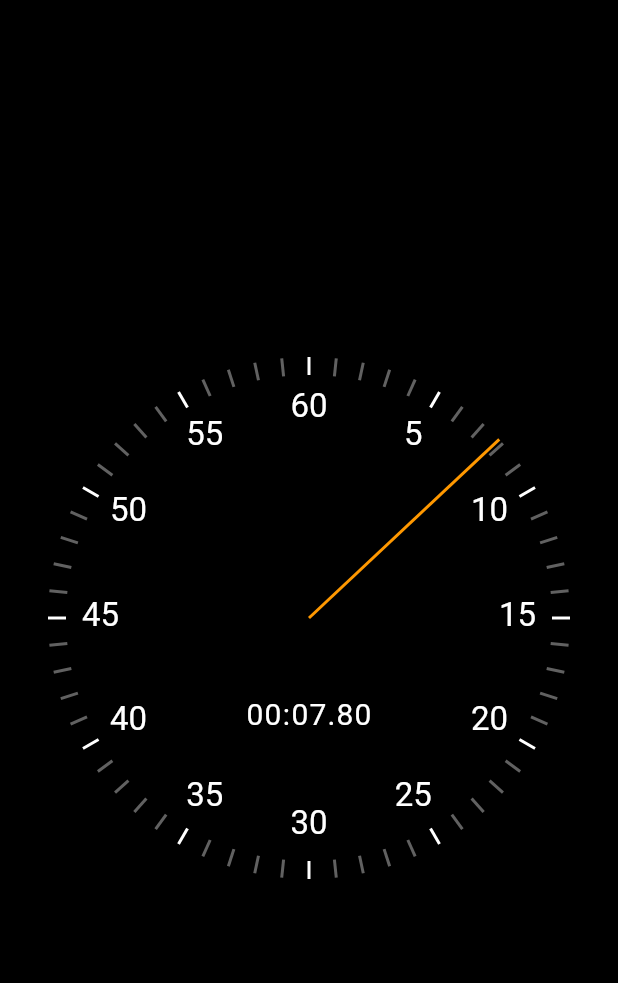
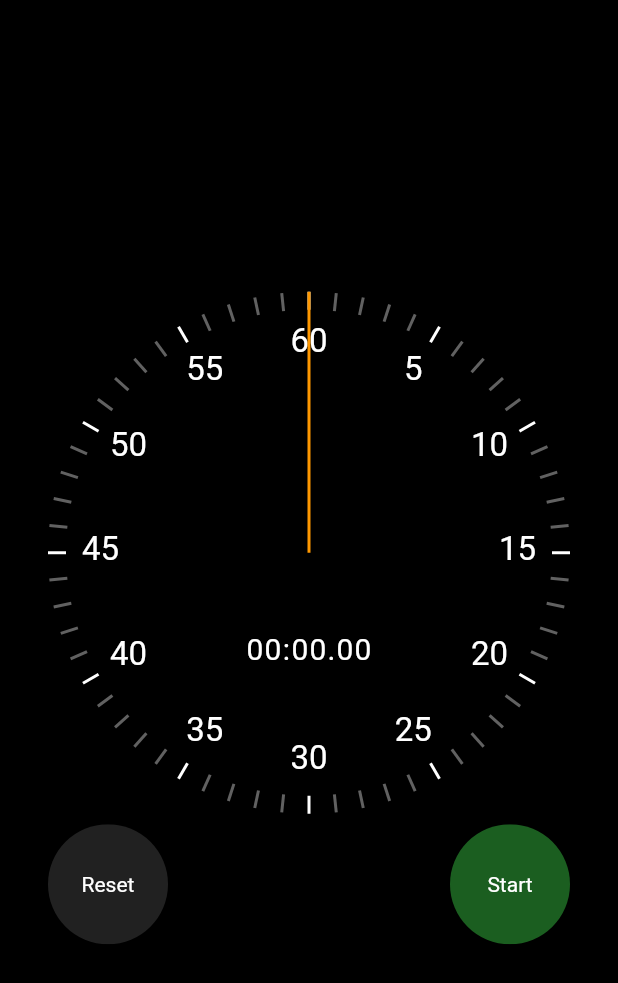
Before and after one commit to mohamedelbendary228/stopwatch, a Flutter app: the screen it shows after launch, on a phone screen of 412 x 824 dp. Shown: the top 983 px of the screen. Run offline on Flutter 3.47's test engine with Material 2 defaults, Android fonts, the phone set to English and light mode, and no system bars.

Commit message:
Add the logic of the stop watch and manage the states using provider

```diff
--- a/lib/main.dart
+++ b/lib/main.dart
@@ -1,5 +1,7 @@
 import 'package:flutter/material.dart';
 import 'package:flutter/services.dart';
+import 'package:provider/provider.dart';
+import 'package:stopwatch_flutter/provider/stop_watch_provider.dart';
 import 'package:stopwatch_flutter/ui/stopwatch.dart';
 
 void main() {
@@ -28,7 +30,9 @@ class MyHomePage extends StatelessWidget {
       value: SystemUiOverlayStyle.light,
       child: Scaffold(
         body: Center(
-          child: Stopwatch(),
+          child: ChangeNotifierProvider(
+            create: (context) => StopWatchProvider(),
+            child: Stopwatch()),
         ),
       ),
     );
--- /dev/null
+++ b/lib/provider/stop_watch_provider.dart
@@ -0,0 +1,36 @@
+import 'package:flutter/cupertino.dart';
+import 'package:flutter/scheduler.dart';
+
+class StopWatchProvider with ChangeNotifier {
+  Duration _previouslyElapsed = Duration.zero;
+  Duration _currentlyElapsed = Duration.zero;
+  bool _isRunning = false;
+
+  Duration get elapsed => _previouslyElapsed + _currentlyElapsed;
+  bool get isRunning => _isRunning;
+
+  void setElapsed(Duration elapsed) {
+    _currentlyElapsed = elapsed;
+    notifyListeners();
+  }
+
+  void toggleWatch(Ticker ticker) {
+    _isRunning = !isRunning;
+    if (_isRunning) {
+      ticker.start();
+    } else {
+      ticker.stop();
+      _previouslyElapsed += _currentlyElapsed;
+      _currentlyElapsed = Duration.zero;
+    }
+    notifyListeners();
+  }
+
+  void reset(Ticker ticker) {
+    ticker.stop();
+    _isRunning = false;
+    _currentlyElapsed = Duration.zero;
+    _previouslyElapsed = Duration.zero;
+    notifyListeners();
+  }
+}
--- a/lib/ui/stopwatch.dart
+++ b/lib/ui/stopwatch.dart
@@ -2,7 +2,11 @@ import 'dart:async';
 
 import 'package:flutter/material.dart';
 import 'package:flutter/scheduler.dart';
+import 'package:provider/provider.dart';
+import 'package:stopwatch_flutter/provider/stop_watch_provider.dart';
 import 'package:stopwatch_flutter/ui/elapsed_time_text.dart';
+import 'package:stopwatch_flutter/ui/reset_button.dart';
+import 'package:stopwatch_flutter/ui/start_stop_button.dart';
 import 'package:stopwatch_flutter/ui/stopwatch_renderer.dart';
 
 class Stopwatch extends StatefulWidget {
@@ -13,16 +17,15 @@ class Stopwatch extends StatefulWidget {
 class _StopwatchState extends State<Stopwatch>
     with SingleTickerProviderStateMixin {
   late final Ticker _ticker;
-  Duration _elapsed = Duration.zero;
+
   @override
   void initState() {
     super.initState();
+
     _ticker = this.createTicker((elapsed) {
-      setState(() {
-        _elapsed = elapsed;
-      });
+      Provider.of<StopWatchProvider>(context, listen: false)
+          .setElapsed(elapsed);
     });
-    _ticker.start();
   }
 
   @override
@@ -33,15 +36,43 @@ class _StopwatchState extends State<Stopwatch>
 
   @override
   Widget build(BuildContext context) {
+    final provider = Provider.of<StopWatchProvider>(context);
     return Padding(
       padding: const EdgeInsets.all(32.0),
       child: AspectRatio(
-        aspectRatio: 1.0,
+        aspectRatio: 0.80,
         child: LayoutBuilder(
           builder: (context, constraints) {
             print("width: ${constraints.maxWidth}");
             final radius = constraints.maxWidth / 2;
-            return StopWatchRenderer(elapsed: _elapsed, radius: radius);
+            return Stack(
+              children: [
+                StopWatchRenderer(elapsed: provider.elapsed, radius: radius),
+                Align(
+                  alignment: Alignment.bottomLeft,
+                  child: SizedBox(
+                    width: 80,
+                    height: 80,
+                    child: ResetButton(onPressed: () {
+                      provider.reset(_ticker);
+                    }),
+                  ),
+                ),
+                Align(
+                  alignment: Alignment.bottomRight,
+                  child: SizedBox(
+                    width: 80,
+                    height: 80,
+                    child: StartStopButton(
+                      isRunning: provider.isRunning,
+                      onPressed: () {
+                        provider.toggleWatch(_ticker);
+                      },
+                    ),
+                  ),
+                ),
+              ],
+            );
           },
         ),
       ),
```
Also changed, not shown: pubspec.yaml (+1 -9 lines), pubspec.lock.
